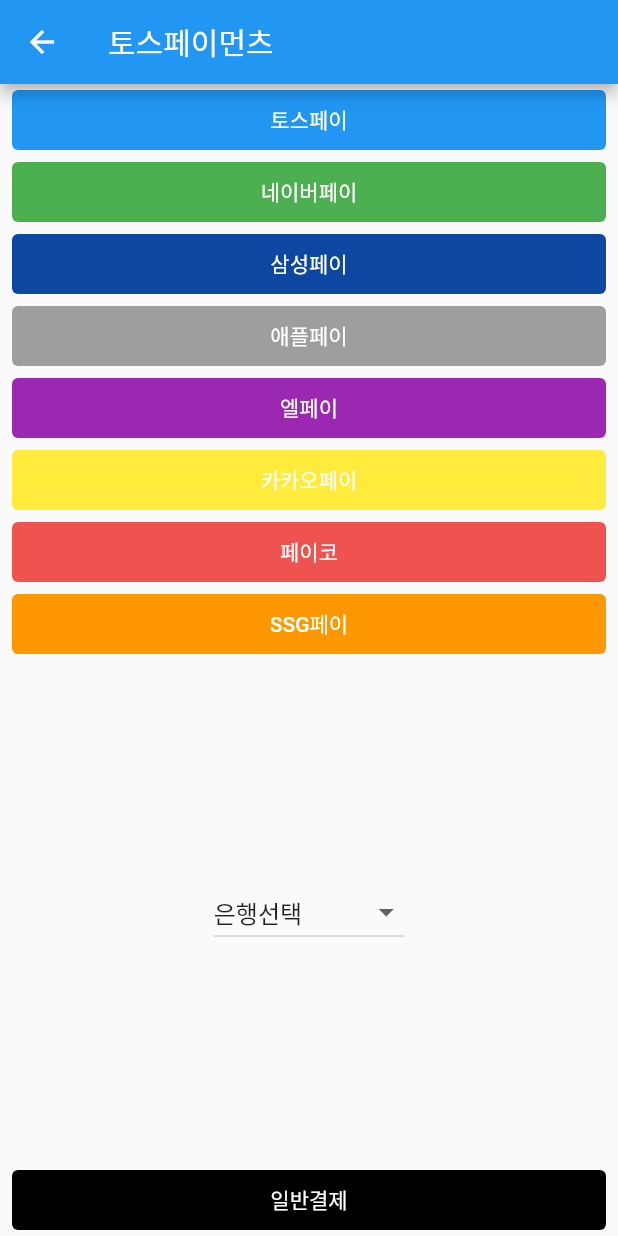
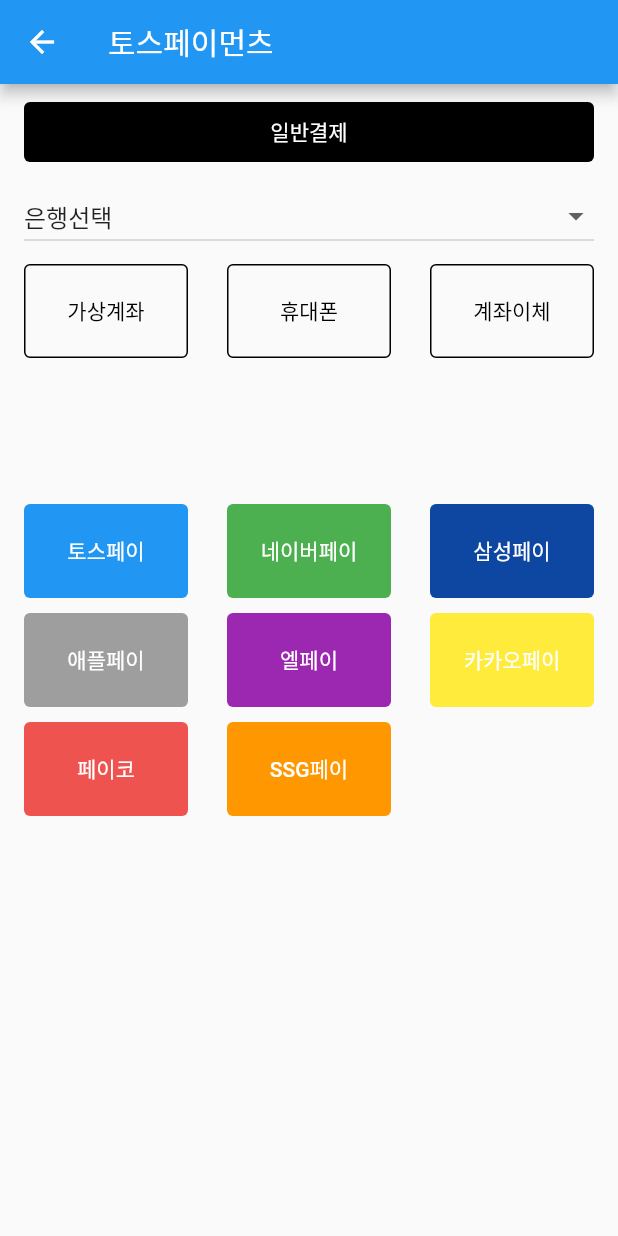
Before and after one commit to perter-parker/flutter_payments, a Flutter app: the TosspaymentsScreen screen opened directly, on a phone screen of 412 x 824 dp. Run offline on Flutter 3.47's test engine with Material 2 defaults, Android fonts, the phone set to English and light mode, and no system bars; missing offline and left inert: iamport_flutter, tosspayments_webview_flutter.

Commit message:
일반결제 UI 수정 및 계좌이체, 휴대폰, 가상계좌 추가

```diff
--- a/lib/tosspayments/toss_payments.dart
+++ b/lib/tosspayments/toss_payments.dart
@@ -103,33 +103,14 @@
       appBar: AppBar(
         title: const Text("토스페이먼츠"),
       ),
-      body: Column(
+      body: Padding(
+        padding: const EdgeInsets.all(8.0),
+        child: Column(
           mainAxisAlignment: MainAxisAlignment.spaceBetween,
           children: [
+            /// 카드 결제
             Column(
-            children: List.generate(
-              easyPayList.length,
-              (index) => EasyPaymentButton(
-                text: easyPayList[index].ko,
-                backgroundColor: easyPayList[index].color,
-              ),
-            ),
-          ),
-          DropdownButton(
-            hint: const Text('은행 선택'),
-            value: selectedCardCompany,
-            items: cardCompnayList
-                .map((cardcompany) => DropdownMenuItem(
-                      value: cardcompany.code,
-                      child: Text(cardcompany.company),
-                    ))
-                .toList(),
-            onChanged: (value) {
-              setState(() {
-                selectedCardCompany = value ?? '';
-              });
-            },
-          ),
+              children: [
                 Padding(
                   padding: const EdgeInsets.symmetric(horizontal: 8.0),
                   child: TextButton(
@@ -167,7 +148,107 @@
                     child: const Text('일반결제'),
                   ),
                 ),
+                Container(
+                  padding: const EdgeInsets.all(8.0),
+                  width: double.infinity,
+                  child: DropdownButton(
+                    hint: const Text('은행 선택'),
+                    isExpanded: true,
+                    value: selectedCardCompany,
+                    items: cardCompnayList
+                        .map((cardcompany) => DropdownMenuItem(
+                              value: cardcompany.code,
+                              child: Text(cardcompany.company),
+                            ))
+                        .toList(),
+                    onChanged: (value) {
+                      setState(() {
+                        selectedCardCompany = value ?? '';
+                      });
+                    },
+                  ),
+                ),
               ],
+            ),
+
+            // 가상, 계좌, 핸드폰
+            Expanded(
+              flex: 1,
+              child: GridView(
+                gridDelegate: const SliverGridDelegateWithFixedCrossAxisCount(
+                  crossAxisCount: 3, //1 개의 행에 보여줄 item 개수
+                  childAspectRatio: 2, //item 의 가로 1, 세로 2 의 비율
+                  mainAxisSpacing: 10, //수평 Padding
+                  crossAxisSpacing: 10, //수직 Padding
+                ),
+                children: [
+                  // 가상계좌
+                  methodButton(context, '가상계좌'),
+
+                  // 휴대폰
+                  methodButton(context, '휴대폰'),
+
+                  // 계좌이체
+                  methodButton(context, '계좌이체'),
+                ],
+              ),
+            ),
+
+            // 간편결제
+            Expanded(
+              flex: 3,
+              child: GridView(
+                gridDelegate: const SliverGridDelegateWithFixedCrossAxisCount(
+                  crossAxisCount: 3, //1 개의 행에 보여줄 item 개수
+                  childAspectRatio: 2, //item 의 가로 1, 세로 2 의 비율
+                  mainAxisSpacing: 10, //수평 Padding
+                  crossAxisSpacing: 10, //수직 Padding
+                ),
+                children: List.generate(
+                  easyPayList.length,
+                  (index) => EasyPaymentButton(
+                    text: easyPayList[index].ko,
+                    backgroundColor: easyPayList[index].color,
+                  ),
+                ),
+              ),
+            ),
+          ],
+        ),
+      ),
+    );
+  }
+
+  Padding methodButton(BuildContext context, String method) {
+    return Padding(
+      padding: const EdgeInsets.symmetric(horizontal: 8.0),
+      child: TextButton(
+        style: TextButton.styleFrom(
+          side: const BorderSide(width: 1.0, color: Colors.black),
+          minimumSize: Size(MediaQuery.of(context).size.width, 40.0),
+          foregroundColor: Colors.black,
+        ),
+        onPressed: () {
+          Navigator.push(
+            context,
+            MaterialPageRoute(
+              builder: (context) => TossPayments(
+                clientKey: 'test_ck_BE92LAa5PVbzmkqd0LZV7YmpXyJj',
+                data: PaymentData(
+                  paymentMethod: method,
+                  orderId: 'tosspayments-202303210239',
+                  orderName: 'toss t-shirt',
+                  amount: 50000,
+                  customerName: '김토스',
+                  customerEmail: 'toss@toss-payments.co.kr',
+                ),
+                success: null,
+                fail: null,
+              ),
+            ),
+          );
+        },
+        child: Text(method),
       ),
     );
   }
```
Lines whose indentation alone changed are shown as unchanged.
